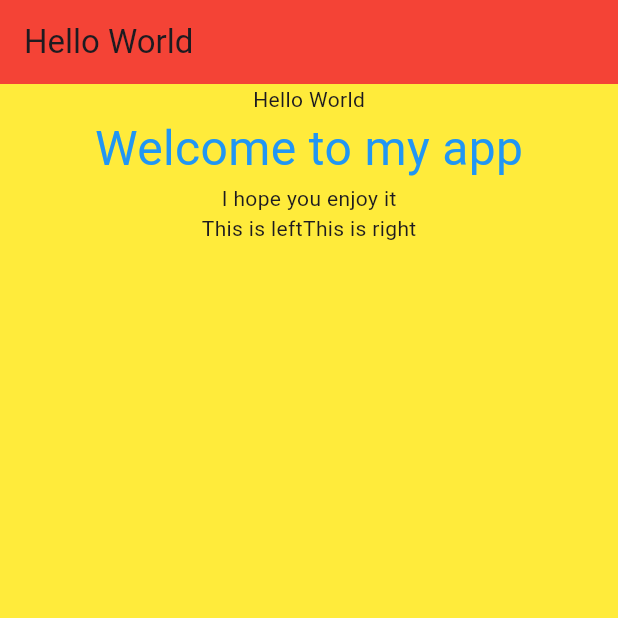
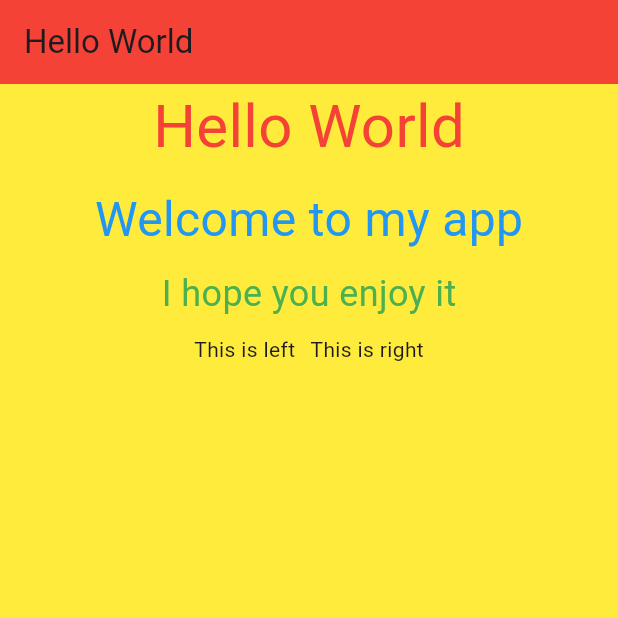
Before and after one commit to wanmuz86/flutter-feb-hello-world, a Flutter app: the screen it shows after launch, on a phone screen of 412 x 824 dp, the top half of it. Run offline on Flutter 3.47's test engine with Material 3 defaults, Android fonts, the phone set to English and light mode, and no system bars.

Commit message:
add sizedbox

```diff
--- a/lib/main.dart
+++ b/lib/main.dart
@@ -31,14 +31,18 @@ class HomePage extends StatelessWidget {
       appBar: AppBar(title: Text("Hello World"), backgroundColor: Colors.red,),
       body: Center(child: Column(
         children: [
-          Text("Hello World"),
+          Text("Hello World", style: TextStyle(color: Colors.red, fontSize: 40),),
+          SizedBox(height: 10,),
           Text("Welcome to my app", style: TextStyle(color: Colors.blue,
           fontSize: 32),),
-          Text("I hope you enjoy it"),
+          SizedBox(height: 10,),
+          Text("I hope you enjoy it", style: TextStyle(color:Colors.green, fontSize: 24),),
+          SizedBox(height: 10,),
           Row(
             mainAxisAlignment: MainAxisAlignment.center,
             children: [
               Text("This is left"),
+              SizedBox(width: 10,),
               Text("This is right")
             ],
           )
```
